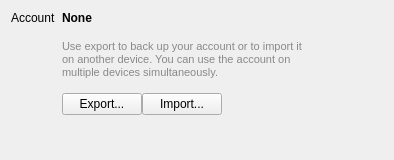
Qt form src/ui/AccountWidget.ui (stevschmid/track-o-bot) before a commit.
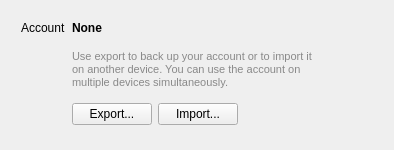
The same form after that commit.

Patch:
```diff
--- a/src/ui/AccountWidget.ui
+++ b/src/ui/AccountWidget.ui
@@ -7,7 +7,7 @@
     <x>0</x>
     <y>0</y>
     <width>394</width>
-    <height>160</height>
+    <height>150</height>
    </rect>
   </property>
   <property name="minimumSize">
@@ -40,6 +40,9 @@
      <property name="verticalSpacing">
       <number>4</number>
      </property>
+     <property name="margin">
+      <number>10</number>
+     </property>
      <item row="0" column="0">
       <widget class="QLabel" name="label">
        <property name="text">
@@ -79,7 +82,7 @@
      <item row="2" column="1">
       <layout class="QHBoxLayout" name="horizontalLayout_2">
        <property name="spacing">
-        <number>-1</number>
+        <number>6</number>
        </property>
        <property name="sizeConstraint">
         <enum>QLayout::SetDefaultConstraint</enum>
```
